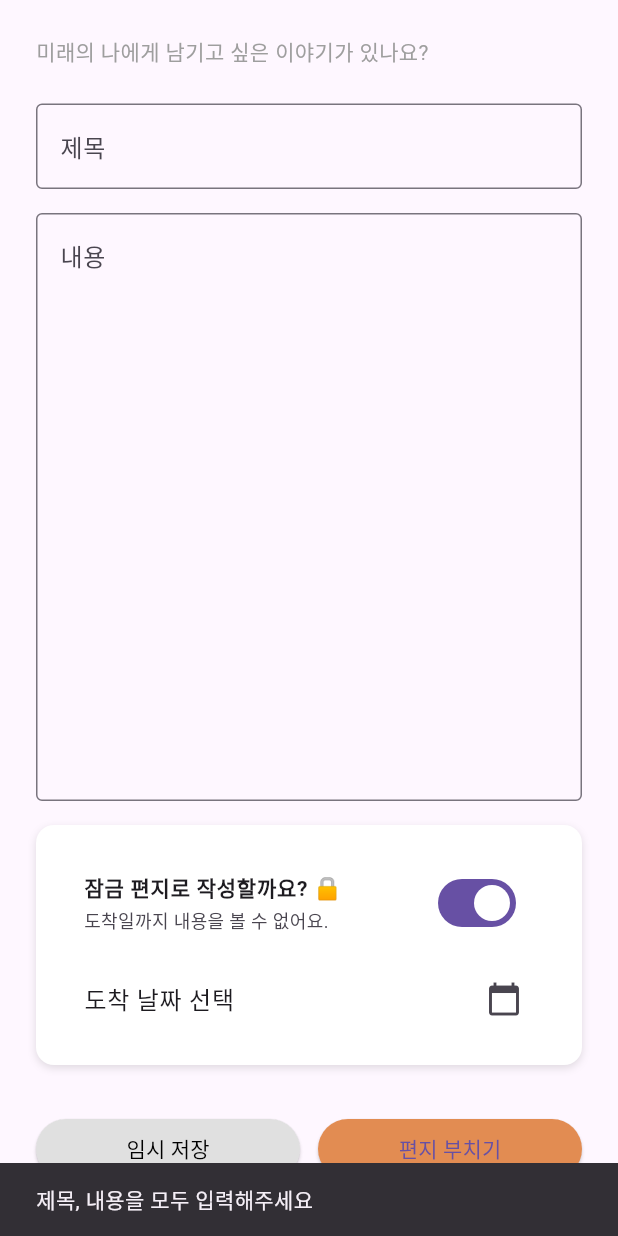
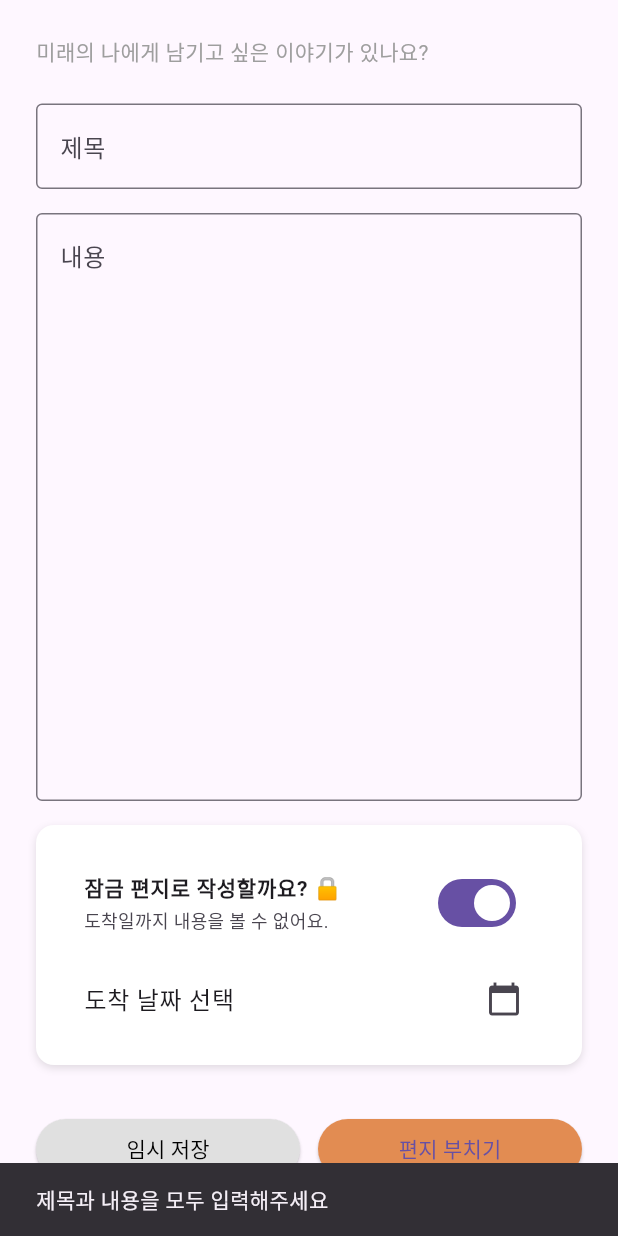
Before and after one commit to Hoseok-Seong/Re_Tap_Frontend, a Flutter app: the LetterWriteScreen screen opened directly, after a tap on "잠금 편지로 작성할까요? 🔒", after a tap on "편지 부치기", on a phone screen of 412 x 824 dp. Run offline on Flutter 3.47's test engine with Material 3 defaults, Android fonts, the phone set to English and light mode, and no system bars; our stand-ins replace dio, flutter_dotenv, flutter_riverpod, flutter_secure_storage, go_router, google_sign_in and 3 more; missing offline and left inert: flutter_naver_login, kakao_flutter_sdk_common, kakao_flutter_sdk_user; accounts and stored records are empty.

```diff
--- a/lib/api/letter_api.dart
+++ b/lib/api/letter_api.dart
@@ -7,7 +7,7 @@ class LetterApi {
 
   LetterApi(this._dio);
 
-  Future<LetterCreateResp> createLetter(LetterCreateReq request) async {
+  Future<LetterCreateResp> createOrUpdateLetter(LetterCreateReq request) async {
     final response = await _dio.post('/api/v1/letters', data: request.toJson());
 
     return LetterCreateResp.fromJson(response.data);
--- a/lib/common/constants.dart
+++ b/lib/common/constants.dart
@@ -1,7 +1,8 @@
 import 'package:flutter/material.dart';
 
 class AppConstant {
-  static const String baseUrl = 'http://localhost:8080';
+  // static const String baseUrl = 'http://localhost:8080';
+  static const String baseUrl = 'http://192.168.200.102:8080';
 }
 
 class AppColors {
--- a/lib/dto/letter/letter_create_req.dart
+++ b/lib/dto/letter/letter_create_req.dart
@@ -1,4 +1,5 @@
 class LetterCreateReq {
+  final int? letterId;
   final String title;
   final String content;
   final bool isLocked;
@@ -6,6 +7,7 @@ class LetterCreateReq {
   final bool isSend;
 
   LetterCreateReq({
+    this.letterId,
     required this.title,
     required this.content,
     required this.isLocked,
@@ -14,6 +16,7 @@ class LetterCreateReq {
   });
 
   Map<String, dynamic> toJson() => {
+    'letterId': letterId,
     'title': title,
     'content': content,
     'isLocked': isLocked,
--- a/lib/main.dart
+++ b/lib/main.dart
@@ -16,11 +16,11 @@ void main() async{
   runApp(ProviderScope(child: FutureLetterApp()));
 }
 
-class FutureLetterApp extends StatelessWidget {
-  const FutureLetterApp({Key? key}) : super(key: key);
+class FutureLetterApp extends ConsumerWidget {
+  const FutureLetterApp({super.key});
 
   @override
-  Widget build(BuildContext context) {
+  Widget build(BuildContext context, WidgetRef ref) {
     return MaterialApp.router(
       debugShowCheckedModeBanner: false,
       title: 'FutureLetter',
--- a/lib/provider/user_provider.dart
+++ b/lib/provider/user_provider.dart
@@ -16,7 +16,7 @@ final dioProvider = Provider<Dio>((ref) {
     ),
   );
 
-  dio.interceptors.add(AuthInterceptor(ref));
+  dio.interceptors.add(AuthInterceptor(ref, dio));
 
   return dio;
 });
--- a/lib/screens/letter_write_screen.dart
+++ b/lib/screens/letter_write_screen.dart
@@ -2,9 +2,9 @@ import 'package:flutter/material.dart';
 import 'package:future_letter/common/constants.dart';
 import 'package:go_router/go_router.dart';
 import 'package:intl/intl.dart';
-import 'package:future_letter/dto/letter/letter_create_req.dart';
 import 'package:flutter_riverpod/flutter_riverpod.dart';
-
+import '../dto/letter/letter_create_req.dart';
+import '../dto/letter/letter_create_resp.dart';
 import '../provider/letter_provider.dart';
 
 class LetterWriteScreen extends ConsumerStatefulWidget {
@@ -19,6 +19,15 @@ class _LetterWriteScreenState extends ConsumerState<LetterWriteScreen> {
   final _contentController = TextEditingController();
   DateTime? _selectedDate;
   bool _isLocked = false;
+  int? _letterId;
+  bool _isChanged = false;
+
+  @override
+  void initState() {
+    super.initState();
+    _titleController.addListener(() => setState(() => _isChanged = true));
+    _contentController.addListener(() => setState(() => _isChanged = true));
+  }
 
   Future<void> _pickDate() async {
     final now = DateTime.now();
@@ -32,115 +41,104 @@ class _LetterWriteScreenState extends ConsumerState<LetterWriteScreen> {
     if (picked != null) {
       setState(() {
         _selectedDate = picked;
+        _isChanged = true;
       });
     }
   }
 
-  // void _saveLetter() {
-  //   if (_titleController.text.isEmpty ||
-  //       _contentController.text.isEmpty) {
-  //     ScaffoldMessenger.of(context).showSnackBar(
-  //       const SnackBar(content: Text("제목, 내용을 모두 입력해주세요")),
-  //     );
-  //     return;
-  //   }
-  //
-  //   print("제목: ${_titleController.text}");
-  //   print("내용: ${_contentController.text}");
-  //   print("도착날짜: $_selectedDate");
-  //   print("잠금여부: $_isLocked");
-  //
-  //   ScaffoldMessenger.of(context).showSnackBar(
-  //     const SnackBar(content: Text("편지가 저장되었습니다!")),
-  //   );
-  //   context.pop();
-  // }
-  void _saveLetter() async {
-    if (_titleController.text.isEmpty || _contentController.text.isEmpty) {
-      ScaffoldMessenger.of(context).showSnackBar(
-        const SnackBar(content: Text("제목, 내용을 모두 입력해주세요")),
-      );
-      return;
-    }
+  Future<void> _saveTempLetter() async {
+    if (!_isValid()) return;
 
     final req = LetterCreateReq(
+      letterId: _letterId,
       title: _titleController.text,
       content: _contentController.text,
       isLocked: _isLocked,
       arrivalDate: _isLocked ? _selectedDate : null,
-      isSend: true, // 진짜 부치는 편지
+      isSend: false,
     );
 
     try {
-      final letterId = await ref.read(createLetterProvider(req).future);
-
-      ScaffoldMessenger.of(context).showSnackBar(
-        const SnackBar(content: Text("편지가 저장되었습니다!")),
-      );
-
-      context.pop(); // 뒤로 가기
+      final resp = await ref.read(createOrUpdateLetterProvider(req).future);
+      _letterId ??= resp.letterId;
+      _isChanged = false;
+      _showSnack("임시 저장 완료");
     } catch (e) {
-      ScaffoldMessenger.of(context).showSnackBar(
-        SnackBar(content: Text("오류 발생: $e")),
-      );
+      _showSnack("저장 실패: $e");
     }
   }
 
+  Future<void> _saveLetter() async {
+    if (!_isValid()) return;
 
-  // void _saveTempLetter() {
-  //   if (_titleController.text.isEmpty ||
-  //       _contentController.text.isEmpty) {
-  //     ScaffoldMessenger.of(context).showSnackBar(
-  //       const SnackBar(content: Text("제목, 내용을 모두 입력해주세요")),
-  //     );
-  //     return;
-  //   }
-  //
-  //   print("제목: ${_titleController.text}");
-  //   print("내용: ${_contentController.text}");
-  //   print("도착날짜: $_selectedDate");
-  //   print("잠금여부: $_isLocked");
-  //
-  //   ScaffoldMessenger.of(context).showSnackBar(
-  //     const SnackBar(content: Text("편지가 저장되었습니다!")),
-  //   );
-  //   context.pop();
-  // }
+    final confirm = await showDialog<bool>(
+      context: context,
+      builder: (_) => AlertDialog(
+        title: const Text("편지를 부치시겠어요?"),
+        content: const Text("부친 후에는 수정할 수 없어요."),
+        actions: [
+          TextButton(onPressed: () => Navigator.pop(context, false), child: const Text("취소")),
+          ElevatedButton(onPressed: () => Navigator.pop(context, true), child: const Text("부치기")),
+        ],
+      ),
+    );
 
-  void _saveTempLetter() async {
-    if (_titleController.text.isEmpty || _contentController.text.isEmpty) {
-      ScaffoldMessenger.of(context).showSnackBar(
-        const SnackBar(content: Text("제목, 내용을 모두 입력해주세요")),
-      );
-      return;
-    }
+    if (confirm != true) return;
 
     final req = LetterCreateReq(
+      letterId: _letterId,
       title: _titleController.text,
       content: _contentController.text,
       isLocked: _isLocked,
       arrivalDate: _isLocked ? _selectedDate : null,
-      isSend: false, // 임시저장
+      isSend: true,
     );
 
     try {
-      final letterId = await ref.read(createLetterProvider(req).future);
+      await ref.read(createOrUpdateLetterProvider(req).future);
+      _showSnack("편지를 부쳤습니다!");
 
-      ScaffoldMessenger.of(context).showSnackBar(
-        const SnackBar(content: Text("임시 저장 완료!")),
-      );
+      // ✅ 상태 초기화
+      _titleController.clear();
+      _contentController.clear();
+      _selectedDate = null;
+      _isLocked = false;
+      _letterId = null;
+      _isChanged = false;
 
-      context.pop();
+      context.go("/letters"); // 이동은 마지막에
     } catch (e) {
-      ScaffoldMessenger.of(context).showSnackBar(
-        SnackBar(content: Text("오류 발생: $e")),
-      );
+      _showSnack("부치기 실패: $e");
     }
   }
 
-
   @override
   Widget build(BuildContext context) {
+    return WillPopScope(
+      onWillPop: () async {
+        if (_isChanged) {
+          final discard = await showDialog<bool>(
+            context: context,
+            builder: (_) => AlertDialog(
+              title: const Text("저장되지 않은 내용이 있어요"),
+              content: const Text("저장하지 않으면 내용이 사라집니다. 그래도 이동하시겠습니까?"),
+              actions: [
+                TextButton(onPressed: () => Navigator.pop(context, false), child: const Text("취소")),
+                ElevatedButton(onPressed: () => Navigator.pop(context, true), child: const Text("이동")),
+              ],
+            ),
+          );
+          return discard ?? false;
+        }
+        return true;
+      },
+      child: Scaffold(
+        body: _buildFormBody(),
+      ),
+    );
+  }
+
+  Widget _buildFormBody() {
     final dateStr = _selectedDate != null
         ? DateFormat('yyyy-MM-dd').format(_selectedDate!)
         : "도착 날짜 선택";
@@ -150,9 +148,12 @@ class _LetterWriteScreenState extends ConsumerState<LetterWriteScreen> {
       child: Column(
         crossAxisAlignment: CrossAxisAlignment.start,
         children: [
-            const Text('미래의 나에게 남기고 싶은 이야기가 있나요?',
-                style: TextStyle(fontSize: 14, color: Colors.grey)),
+          const Text(
+            '미래의 나에게 남기고 싶은 이야기가 있나요?',
+            style: TextStyle(fontSize: 14, color: Colors.grey),
+          ),
           const SizedBox(height: 24),
+
           // 제목
           TextField(
             controller: _titleController,
@@ -177,7 +178,7 @@ class _LetterWriteScreenState extends ConsumerState<LetterWriteScreen> {
           ),
           const SizedBox(height: 16),
 
-            // 잠금 선택 카드
+          // 잠금 선택
           _inputCard(
             child: Column(
               children: [
@@ -186,34 +187,34 @@ class _LetterWriteScreenState extends ConsumerState<LetterWriteScreen> {
                   onChanged: (value) {
                     setState(() {
                       _isLocked = value;
-                        if (!value) _selectedDate = null; // 잠금 해제 시 날짜 초기화
+                      _isChanged = true;
+                      if (!value) _selectedDate = null;
                     });
                   },
-                    title: const Text('잠금 편지로 작성할까요? 🔒', style: TextStyle(fontSize: 14, fontWeight: FontWeight.bold),),
+                  title: const Text(
+                    '잠금 편지로 작성할까요? 🔒',
+                    style: TextStyle(fontSize: 14, fontWeight: FontWeight.bold),
+                  ),
                   subtitle: const Text('도착일까지 내용을 볼 수 없어요.', style: TextStyle(fontSize: 12)),
                 ),
                 if (_isLocked)
                   ListTile(
-                      title: Text(
-                        _selectedDate != null
-                            ? DateFormat('yyyy-MM-dd').format(_selectedDate!)
-                            : "도착 날짜 선택",
-                      ),
+                    title: Text(dateStr),
                     trailing: const Icon(Icons.calendar_today),
                     onTap: _pickDate,
                   ),
               ],
             ),
           ),
-
           const SizedBox(height: 32),
 
+          // 버튼
           Row(
             children: [
               Expanded(
                 child: ElevatedButton(
                   style: ElevatedButton.styleFrom(
-                      backgroundColor: Colors.grey[300], // 임시저장은 살짝 옅은 색
+                    backgroundColor: Colors.grey[300],
                   ),
                   onPressed: _saveTempLetter,
                   child: const Text('임시 저장', style: TextStyle(color: Colors.black)),
@@ -223,7 +224,7 @@ class _LetterWriteScreenState extends ConsumerState<LetterWriteScreen> {
               Expanded(
                 child: ElevatedButton(
                   style: ElevatedButton.styleFrom(
-                      backgroundColor: AppColors.primary, // 메인 컬러
+                    backgroundColor: AppColors.primary,
                   ),
                   onPressed: _saveLetter,
                   child: const Text('편지 부치기'),
@@ -253,4 +254,22 @@ class _LetterWriteScreenState extends ConsumerState<LetterWriteScreen> {
       child: child,
     );
   }
+
+  void _showSnack(String message) {
+    ScaffoldMessenger.of(context).showSnackBar(SnackBar(content: Text(message)));
   }
+
+  bool _isValid() {
+    if (_titleController.text.trim().isEmpty || _contentController.text.trim().isEmpty) {
+      _showSnack("제목과 내용을 모두 입력해주세요");
+      return false;
+    }
+
+    if (_isLocked && _selectedDate == null) {
+      _showSnack("잠금 편지의 경우 도착 날짜를 선택해주세요");
+      return false;
+    }
+
+    return true;
+  }
+}
--- a/lib/service/letter_service.dart
+++ b/lib/service/letter_service.dart
@@ -7,8 +7,8 @@ class LetterService {
 
   LetterService(this._api);
 
-  Future<LetterCreateResp> create(LetterCreateReq request) async {
-    final response = _api.createLetter(request);
+  Future<LetterCreateResp> createOrUpdate(LetterCreateReq request) async {
+    final response = _api.createOrUpdateLetter(request);
 
     return response;
   }
```
Also changed, not shown: lib/interceptor/auth_interceptor.dart (+5 -6 lines), lib/provider/letter_provider.dart (+8 -3 lines), lib/routes/app_router.dart (+14 -0 lines), lib/screens/login_screen.dart (+72 -55 lines). Lines whose indentation alone changed are shown as unchanged.
